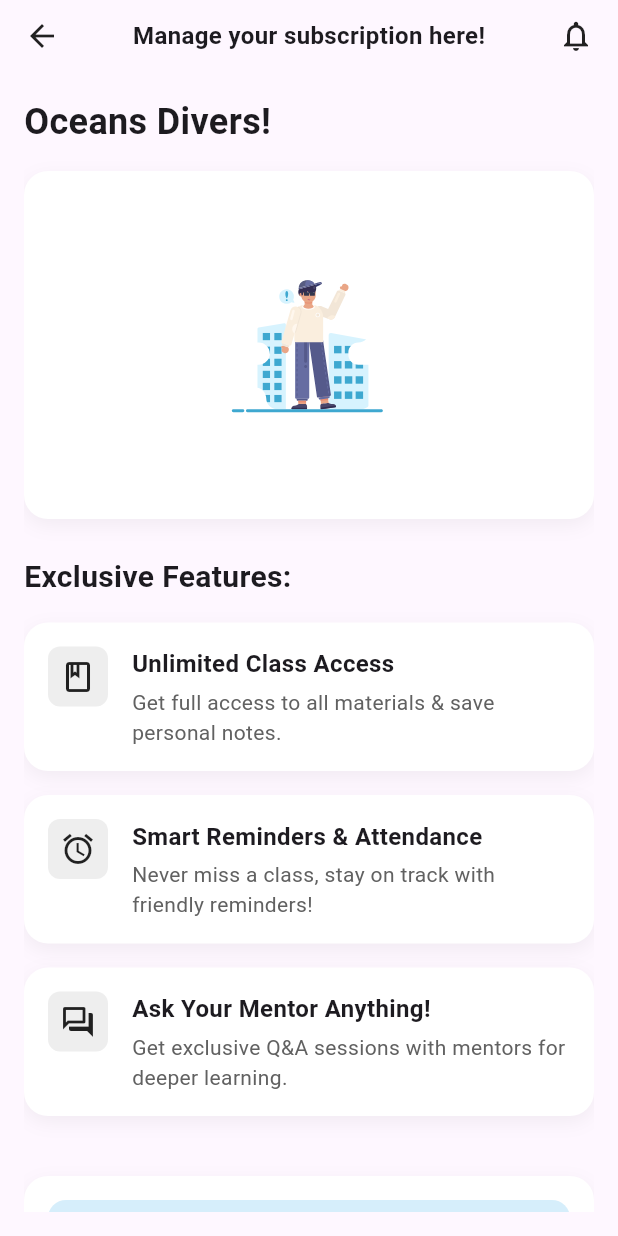
After one commit to Attaroke57/user_ocean_learn_new, a Flutter app: the SubscriptionPage screen opened directly, on a phone screen of 412 x 824 dp. The commit adds this screen. Run offline on Flutter 3.47's test engine with Material 3 defaults, Android fonts, the phone set to English and light mode, and no system bars; our stand-ins replace flutter_svg, get.

Commit message:
feat: [SKS] Add profile page routing and update UI components; include profile image

```diff
--- a/lib/Page/LoginPage/RegisterPage.dart
+++ b/lib/Page/LoginPage/RegisterPage.dart
@@ -111,8 +111,8 @@ class _RegisterScreenState extends State<RegisterScreen> {
                       MyButton(
                         text: "Sign Up",
                         isPrimary: true,
-                        backgroundColor: primarycolor,
-                        textColor: Colors.white,
+                        backgroundColor: secondarycolor,
+                        textColor: textcolor,
                         fullWidth: true,
                         onTap: () {},
                       ),
--- /dev/null
+++ b/lib/Page/ProfilePage/SubscriptionPage.dart
@@ -0,0 +1,194 @@
+import 'package:flutter/material.dart';
+import 'package:flutter_svg/flutter_svg.dart';
+import 'package:user_ocean_learn/Widgets/mycard.dart';
+class SubscriptionPage extends StatelessWidget {
+  @override
+  Widget build(BuildContext context) {
+    return Scaffold(
+      body: SafeArea(
+        child: Column(
+          children: [
+            // App Bar
+            Padding(
+              padding:
+                  const EdgeInsets.symmetric(horizontal: 16.0, vertical: 12.0),
+              child: Row(
+                mainAxisAlignment: MainAxisAlignment.spaceBetween,
+                children: [
+                  GestureDetector(
+                    onTap: () {
+                      Navigator.pop(context);
+                    },
+                    child: Icon(Icons.arrow_back),
+                  ),
+                  Text(
+                    'Manage your subscription here!',
+                    style: TextStyle(
+                      fontSize: 16,
+                      fontWeight: FontWeight.w600,
+                    ),
+                  ),
+                  Icon(Icons.notifications_outlined),
+                ],
+              ),
+            ),
+
+            Expanded(
+              child: Padding(
+                padding: const EdgeInsets.all(16.0),
+                child: SingleChildScrollView(
+                  child: Column(
+                    crossAxisAlignment: CrossAxisAlignment.start,
+                    children: [
+                      // Title
+                      Padding(
+                        padding: const EdgeInsets.only(bottom: 16.0),
+                        child: Text(
+                          'Oceans Divers!',
+                          style: TextStyle(
+                            fontSize: 24,
+                            fontWeight: FontWeight.bold,
+                          ),
+                        ),
+                      ),
+
+                      // Using MyCard for the image section
+                      MyCard(
+                        child: Center(
+                          child: SvgPicture.asset(
+                            'Assets/images/login.svg',
+                            fit: BoxFit.contain,
+                            height: 200,
+                            width: 120,
+                          ),
+                        ),
+                      ),
+
+                      SizedBox(height: 24),
+
+                      // Features section
+                      Text(
+                        'Exclusive Features:',
+                        style: TextStyle(
+                          fontSize: 20,
+                          fontWeight: FontWeight.bold,
+                        ),
+                      ),
+
+                      SizedBox(height: 16),
+
+                      // Feature 1 wrapped in MyCard
+                      MyCard(
+                        child: _buildFeatureItem(
+                          icon: Icons.book_outlined,
+                          title: 'Unlimited Class Access',
+                          description:
+                              'Get full access to all materials & save personal notes.',
+                        ),
+                      ),
+
+                      SizedBox(height: 16),
+
+                      // Feature 2 wrapped in MyCard
+                      MyCard(
+                        child: _buildFeatureItem(
+                          icon: Icons.alarm,
+                          title: 'Smart Reminders & Attendance',
+                          description:
+                              'Never miss a class, stay on track with friendly reminders!',
+                        ),
+                      ),
+
+                      SizedBox(height: 16),
+
+                      // Feature 3 wrapped in MyCard
+                      MyCard(
+                        child: _buildFeatureItem(
+                          icon: Icons.question_answer_outlined,
+                          title: 'Ask Your Mentor Anything!',
+                          description:
+                              'Get exclusive Q&A sessions with mentors for deeper learning.',
+                        ),
+                      ),
+
+                      SizedBox(height: 40),
+
+                      // Price button wrapped in MyCard
+                      MyCard(
+                        child: GestureDetector(
+                          onTap: () {
+                            // Subscription purchase functionality would go here
+                          },
+                          child: Container(
+                            width: double.infinity,
+                            height: 56,
+                            decoration: BoxDecoration(
+                              color: Color(0xFFD6EEFB),
+                              borderRadius: BorderRadius.circular(12),
+                            ),
+                            alignment: Alignment.center,
+                            child: Text(
+                              'Rp 150.000 per Month',
+                              style: TextStyle(
+                                fontSize: 18,
+                                fontWeight: FontWeight.w600,
+                                color: Colors.blue.shade800,
+                              ),
+                            ),
+                          ),
+                        ),
+                      ),
+                    ],
+                  ),
+                ),
+              ),
+            ),
+          ],
+        ),
+      ),
+    );
+  }
+
+  Widget _buildFeatureItem({
+    required IconData icon,
+    required String title,
+    required String description,
+  }) {
+    return Row(
+      crossAxisAlignment: CrossAxisAlignment.start,
+      children: [
+        Container(
+          padding: EdgeInsets.all(8),
+          decoration: BoxDecoration(
+            color: Colors.grey.shade200,
+            borderRadius: BorderRadius.circular(8),
+          ),
+          child: Icon(icon, size: 24),
+        ),
+        SizedBox(width: 16),
+        Expanded(
+          child: Column(
+            crossAxisAlignment: CrossAxisAlignment.start,
+            children: [
+              Text(
+                title,
+                style: TextStyle(
+                  fontSize: 16,
+                  fontWeight: FontWeight.w600,
+                ),
+              ),
+              SizedBox(height: 4),
+              Text(
+                description,
+                style: TextStyle(
+                  fontSize: 14,
+                  color: Colors.grey.shade700,
+                ),
+              ),
+            ],
+          ),
+        ),
+      ],
+    );
+  }
+}
--- a/lib/Routing/oceab_learn_pages.dart
+++ b/lib/Routing/oceab_learn_pages.dart
@@ -3,6 +3,7 @@ import 'package:get/get.dart';
 import 'package:user_ocean_learn/Dashboard/dashboard.dart';
 import 'package:user_ocean_learn/Page/HomePage/HomePage.dart';
 import 'package:user_ocean_learn/Page/LoginPage/LoginPage.dart';
+import 'package:user_ocean_learn/Page/ProfilePage/ProfilePage.dart';
 import 'package:user_ocean_learn/Routing/ocean_learn_route.dart';
 
 
@@ -12,5 +13,7 @@ class OceanLearnPages {
     GetPage(name: OceanLearnRoutes.loginPage, page: () => LoginScreen()),
     GetPage(name: OceanLearnRoutes.homePage, page: () => Homepage()),
     GetPage(name: OceanLearnRoutes.dashboard, page: () => NavDrawer()),
+    GetPage(name: OceanLearnRoutes.profilepage, page: () => ProfilePage()),
+
   ];
 }
--- a/lib/Routing/ocean_learn_route.dart
+++ b/lib/Routing/ocean_learn_route.dart
@@ -1,6 +1,10 @@
+
+
 class OceanLearnRoutes {
   static const loginPage = "/login";
   static const dashboard = "/dashboard";
   static const homePage = "/home";
+  static const profilepage = "/profile";
+
 
 }
--- a/pubspec.yaml
+++ b/pubspec.yaml
@@ -37,6 +37,7 @@ dependencies:
   cupertino_icons: ^1.0.6
   get: ^4.7.2
   flutter_svg: ^2.0.10+1
+  intl: ^0.20.2
 
 dev_dependencies:
   flutter_test:
```
Also changed, not shown: lib/Dashboard/dashboard.dart (+23 -24 lines), lib/Page/ProfilePage/ProfilePage.dart (added, +173 -0 lines), Assets/images/profile.png (added), Assets/images/subscribe.svg (added), lib/Widgets/mycard.dart (line endings or trailing spaces), pubspec.lock.
